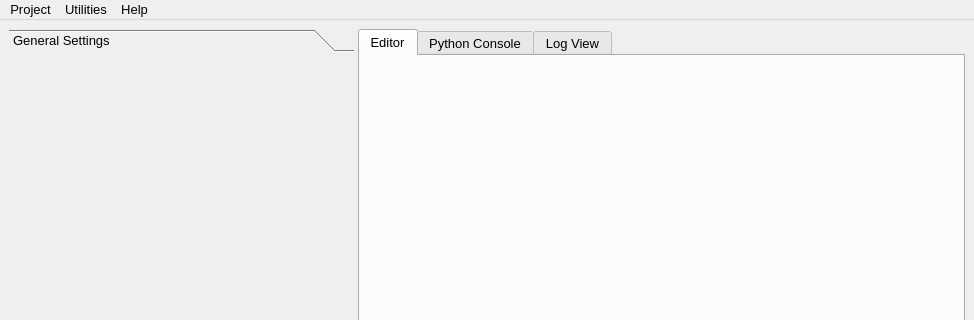
Above: opus_gui/main/opusmain.ui from psrc/urbansim before the change; both pictures show x 0 to 974 and y 0 to 320 of the 974 by 707 pixel window. Below: the same form after it.
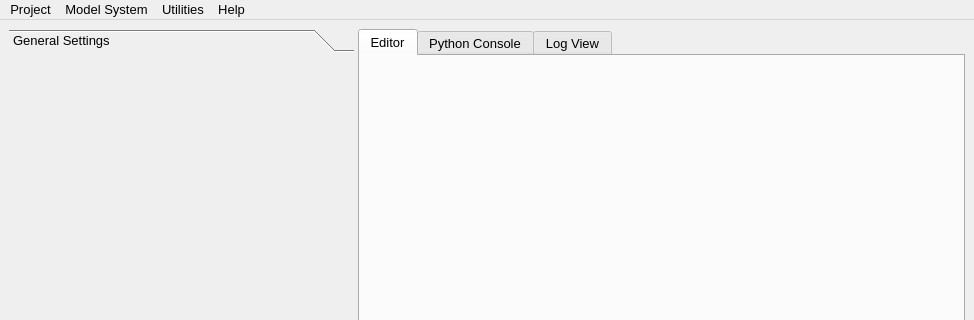
That is the form after the change. Icons and pictures are not drawn.

Commit message: Adding the new main menu for Model System that contains the new edit all_variables option.  Also hook that signal up to a slot and method in the opusgui.py.

```diff
--- a/opus_gui/main/opusmain.ui
+++ b/opus_gui/main/opusmain.ui
@@ -423,7 +423,14 @@
     <addaction name="actionLog_View" />
     <addaction name="actionEditor_View" />
    </widget>
+   <widget class="QMenu" name="menuModel_System" >
+    <property name="title" >
+     <string>Model System</string>
+    </property>
+    <addaction name="actionEdit_all_variables" />
+   </widget>
    <addaction name="menuProject" />
+   <addaction name="menuModel_System" />
    <addaction name="menuUtilities" />
    <addaction name="menuHelp" />
   </widget>
```
Left out of the diff: 29 changed lines with no effect on the pictures. The commit also changes 2 other files.
